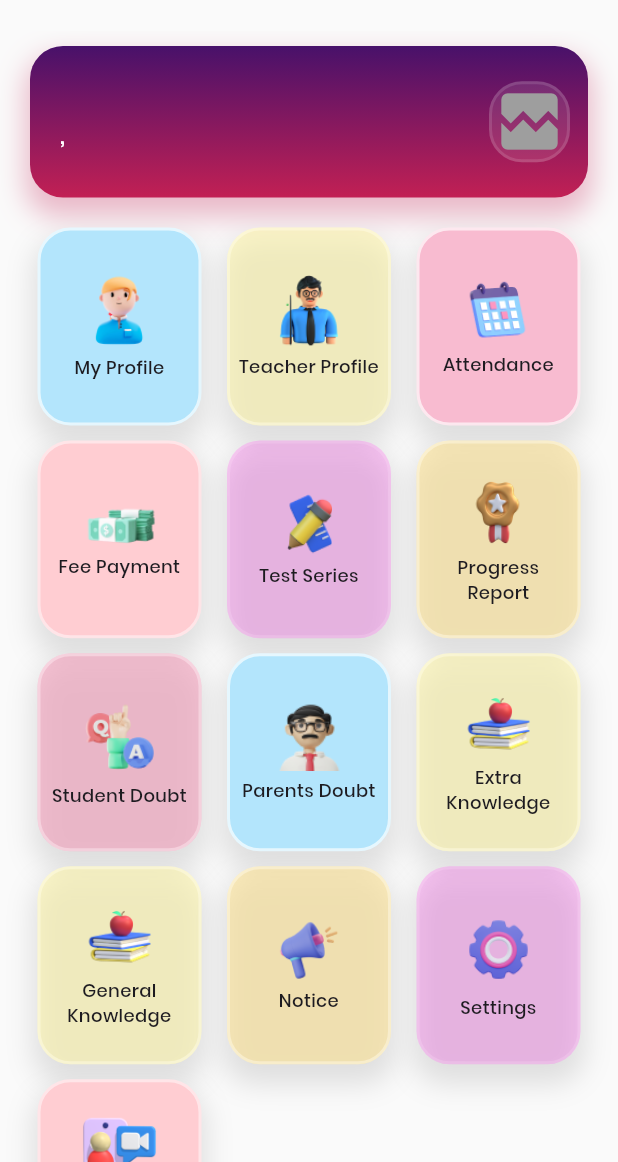
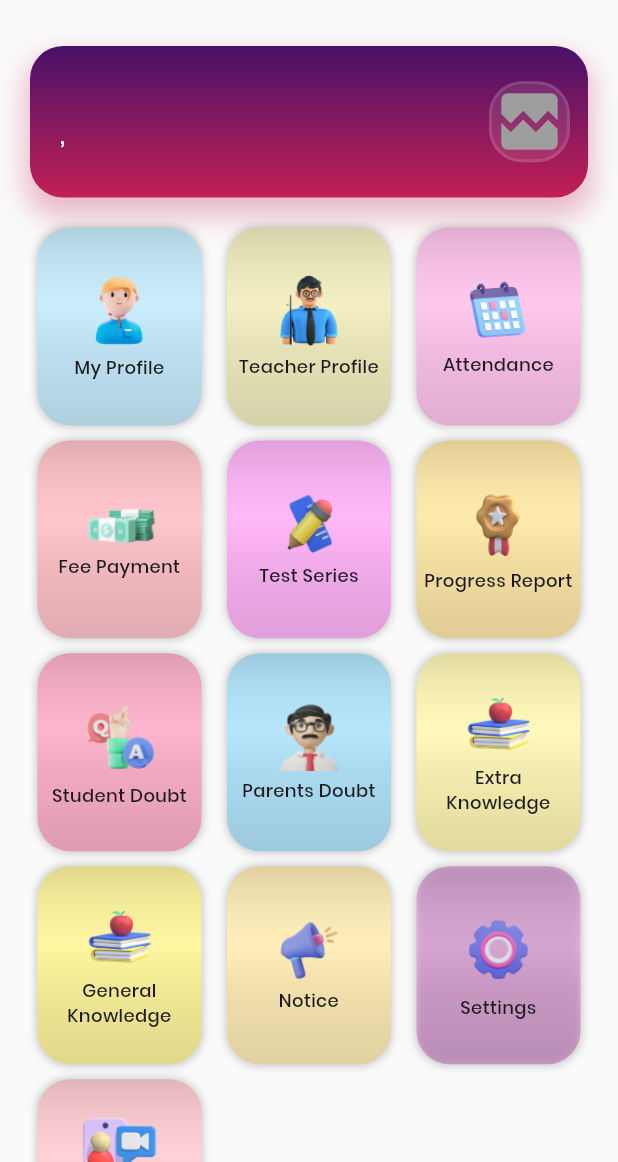
Before and after one commit to AnshGit-hash/Trusir, a Flutter app: the Studentfacilities screen opened directly, on a phone screen of 412 x 824 dp, the part 74-1236 px from its top. Run offline on Flutter 3.47's test engine with Material 3 defaults, Android fonts, the phone set to English and light mode, and no system bars; our stand-ins replace device_info_plus, dio, file_picker, flutter_image_compress, flutter_local_notifications, fluttertoast and 6 more; missing offline and left inert: phonepe_payment_sdk; accounts and stored records are empty; network calls fail.

Commit message:
first commit

```diff
--- a/lib/student/student_facilities.dart
+++ b/lib/student/student_facilities.dart
@@ -285,7 +285,7 @@
                       children: [
                         buildTile(
                             context,
-                            const Color(0xFFB3E5FC),
+                            const Color.fromARGB(255, 199, 236, 253),
                             'assets/myprofile.png',
                             'My Profile',
                             tileWidth,
@@ -299,7 +299,7 @@
                         }, isWeb),
                         buildTile(
                             context,
-                            const Color(0x80FFF59D),
+                            const Color.fromARGB(255, 243, 238, 192),
                             'assets/teacherprofile.png',
                             'Teacher Profile',
                             tileWidth,
@@ -314,7 +314,7 @@
                         }, isWeb),
                         buildTile(
                             context,
-                            const Color(0xFFF8BBD0),
+                            const Color.fromARGB(255, 255, 197, 237),
                             'assets/attendance.png',
                             'Attendance',
                             tileWidth,
@@ -330,7 +330,7 @@
                         }, isWeb),
                         buildTile(
                             context,
-                            const Color(0xFFFFCDD2),
+                            const Color.fromARGB(255, 255, 195, 201),
                             'assets/money.png',
                             'Fee Payment',
                             tileWidth,
@@ -344,7 +344,7 @@
                         }, isWeb),
                         buildTile(
                             context,
-                            const Color(0x33FF00E5),
+                            const Color.fromARGB(255, 255, 180, 248),
                             'assets/pencil and ruller.png',
                             'Test Series',
                             tileWidth,
@@ -359,7 +359,7 @@
                         }, isWeb),
                         buildTile(
                             context,
-                            const Color(0x80FFE082),
+                            const Color.fromARGB(255, 255, 233, 169),
                             'assets/medal.png',
                             'Progress Report',
                             tileWidth,
@@ -374,7 +374,7 @@
                         }, isWeb),
                         buildTile(
                             context,
-                            const Color(0x80F48FB1),
+                            const Color.fromARGB(255, 253, 177, 203),
                             'assets/qna.png',
                             'Student Doubt',
                             tileWidth,
@@ -402,7 +402,7 @@
                         }, isWeb),
                         buildTile(
                             context,
-                            const Color(0x80FFF59D),
+                            const Color.fromARGB(255, 255, 248, 182),
                             'assets/knowledge.png',
                             'Extra Knowledge',
                             tileWidth,
@@ -416,7 +416,7 @@
                         }, isWeb),
                         buildTile(
                             context,
-                            const Color(0x80FFF59D),
+                            const Color.fromARGB(255, 255, 245, 157),
                             'assets/knowledge.png',
                             'General Knowledge',
                             tileWidth,
@@ -430,7 +430,7 @@
                         }, isWeb),
                         buildTile(
                             context,
-                            const Color(0x80FFE082),
+                            const Color.fromARGB(255, 255, 237, 182),
                             'assets/notice.png',
                             'Notice',
                             tileWidth,
@@ -490,18 +490,15 @@
     double tileWidth,
     double tileHeight,
     VoidCallback onTap,
-      bool isWeb) {
+    bool isWeb,
+  ) {
     final imageSize = imageSizes[imagePath] ??
         {'width': isWeb ? 180 : 40.0, 'height': isWeb ? 180 : 40.0};
     final screenWidth = MediaQuery.of(context).size.width;
 
-    // Updated scaling logic
     final scaleFactor = isWeb
-        ? (screenWidth < 1200 ? 1.8 : 1.7) // Larger scale for web
-        : (screenWidth < 360 ? 0.7 : 1.0); // Original mobile scaling
-
-    // Create a lighter version of the background color for the border
-    final borderColor = HSLColor.fromColor(color).withLightness(0.95).toColor();
+        ? (screenWidth < 1200 ? 1.8 : 1.7)
+        : (screenWidth < 360 ? 0.7 : 1.0);
 
     return GestureDetector(
       onTap: onTap,
@@ -511,26 +508,27 @@
         decoration: BoxDecoration(
           color: color,
           borderRadius: BorderRadius.circular(22),
-            border: Border.all(
-              color: borderColor,
-              width: 2,
-            ),
           boxShadow: [
             BoxShadow(
-                color: Colors.grey.withAlpha(77),
-                spreadRadius: 3,
-                blurRadius: 15,
-                offset: const Offset(0, 10),
+              color: Colors.black.withOpacity(0.2),
+              spreadRadius: 0.5,
+              blurRadius: 4,
+              offset: const Offset(0, 0.1), // changes position of shadow
             ),
-            ]),
-        child: Column(
+          ],
+        ),
+        child: Stack(
+          children: [
+            Column(
               mainAxisAlignment: MainAxisAlignment.center,
               children: [
-            Image.asset(
+                Center(
+                  child: Image.asset(
                     imagePath,
                     width: imageSize['width']! * scaleFactor,
                     height: imageSize['height']! * scaleFactor,
                     fit: BoxFit.contain,
+                  ),
                 ),
                 const SizedBox(height: 4),
                 Padding(
@@ -541,9 +539,30 @@
                     maxLines: 2,
                     overflow: TextOverflow.ellipsis,
                     style: TextStyle(
-                  fontSize: isWeb ? 13 * (scaleFactor * 0.6) : 12 * scaleFactor,
+                      fontSize:
+                          isWeb ? 13 * (scaleFactor * 0.6) : 12 * scaleFactor,
                       fontFamily: 'Poppins',
                       fontWeight: FontWeight.w500,
+                    ),
+                  ),
+                ),
+              ],
+            ),
+            IgnorePointer(
+              child: Container(
+                decoration: BoxDecoration(
+                  borderRadius: BorderRadius.circular(22),
+                  gradient: LinearGradient(
+                    begin: Alignment.topCenter,
+                    end: Alignment.bottomCenter,
+                    colors: [
+                      Colors.black.withOpacity(0.12),
+                      Colors.white.withOpacity(0.05),
+                      Colors.black.withOpacity(0.05),
+                      Colors.black.withOpacity(0.12),
+                    ],
+                    stops: const [0.0, 0.4, 0.6, 1.0],
+                  ),
                 ),
               ),
             ),
```
Also changed, not shown: lib/student/video_knowledge.dart (+56 -33 lines). Lines whose indentation alone changed are shown as unchanged.
